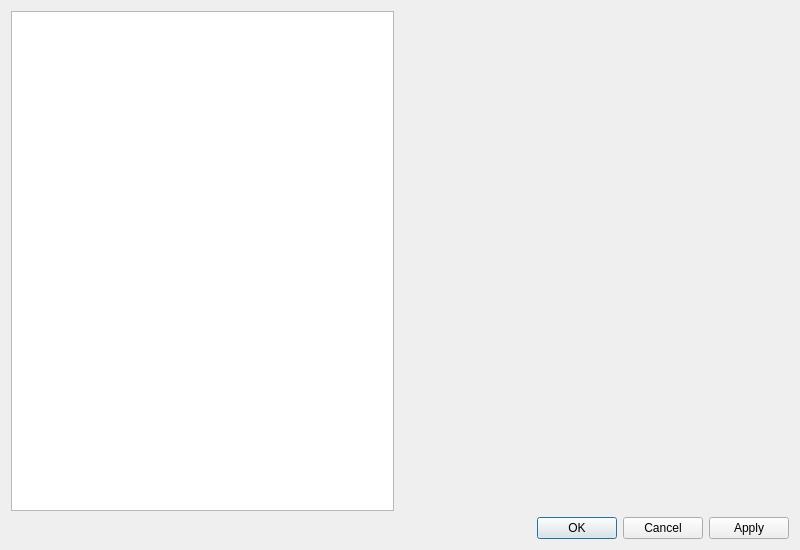
Before: the Qt Designer form src/librssguard/gui/dialogs/formsettings.ui in martinrotter/rssguard, drawn with Qt 5.
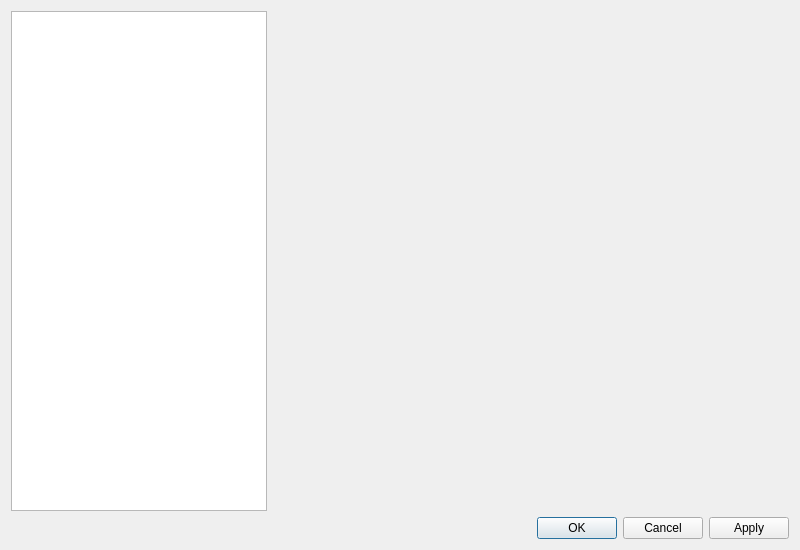
After: the same form once the commit is applied.

Patch:
```diff
--- a/src/librssguard/gui/dialogs/formsettings.ui
+++ b/src/librssguard/gui/dialogs/formsettings.ui
@@ -16,6 +16,12 @@
   <layout class="QGridLayout" name="gridLayout">
    <item row="0" column="0">
     <widget class="QListWidget" name="m_listSettings">
+     <property name="sizePolicy">
+      <sizepolicy hsizetype="Minimum" vsizetype="Expanding">
+       <horstretch>0</horstretch>
+       <verstretch>0</verstretch>
+      </sizepolicy>
+     </property>
      <property name="showDropIndicator" stdset="0">
       <bool>false</bool>
      </property>
```
